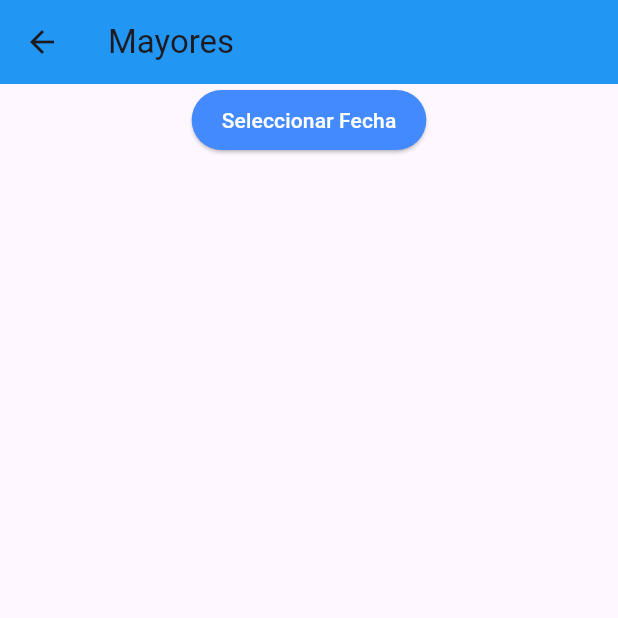
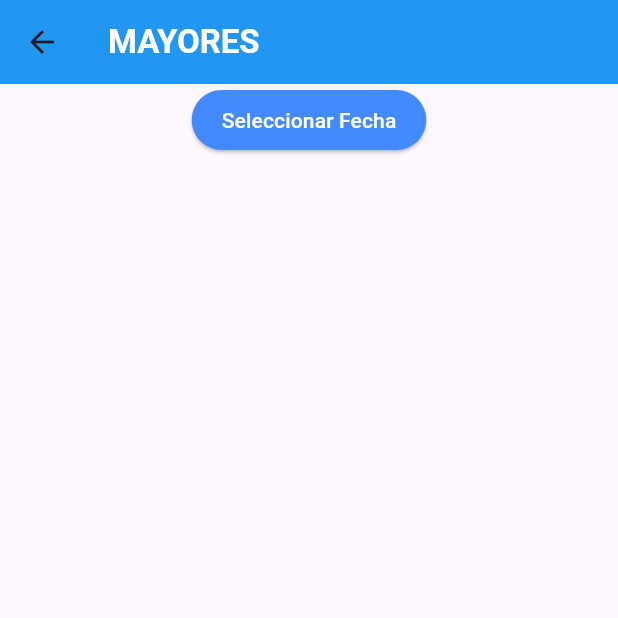
Before and after one commit to alvaroo611/alvaroo611.github.io, a Flutter app: the ConvivenciaScreen screen opened by its route, after a tap on "Mayores", on a phone screen of 412 x 824 dp, the top half of it. Run offline on Flutter 3.47's test engine with Material 3 defaults, Android fonts, the phone set to English and light mode, and no system bars; our stand-ins replace dio, firebase_auth, firebase_core, font_awesome_flutter, google_sign_in, logger and 1 more; accounts and stored records are empty; network calls fail.

Commit message:
funcionamiento del boton de seleccionar fecha en expulsados y diseño

```diff
--- a/lib/models/expulsados_response.dart
+++ b/lib/models/expulsados_response.dart
@@ -45,7 +45,6 @@ class Expulsado {
   factory Expulsado.fromJson(String str) => Expulsado.fromMap(json.decode(str));
 
   factory Expulsado.fromMap(Map<String, dynamic> json) {
-    print(json);
     return Expulsado(
       idAlumno: json["ALUMNO"] ?? "",  // Verifica que las claves coincidan
       curso: json["CURSO"] ?? "",
@@ -56,12 +55,7 @@ class Expulsado {
       tipoExpulsion: json["TIPO\nEXPULSIÓN"] ?? "",
       expulsionEntregada: json["EXPULSIÓN ENTREGADA"] == "TRUE",
       expulsionFirmada: json["EXPULSIÓN FIRMADA"] == "TRUE",
-      observaciones: json["OBSERVACIONES"] ?? "N/A",
+      observaciones: json["OBSERVACIONES"],
     );
   }
-
-  @override
-  String toString() {
-    return 'Alumno: $idAlumno, Curso: $curso, Fecha Inicio: $fecInic, Fecha Fin: $fecFin, Fecha Vuelta: $fecVuelta, Tipo Expulsión: $tipoExpulsion, Expulsión Entregada: $expulsionEntregada, Expulsión Firmada: $expulsionFirmada, Observaciones: ${observaciones ?? "N/A"}';
-  }
 }
--- a/lib/screens/convivencia/convivencia_screen.dart
+++ b/lib/screens/convivencia/convivencia_screen.dart
@@ -8,61 +8,158 @@ class ConvivenciaScreen extends StatelessWidget {
   Widget build(BuildContext context) {
     return Scaffold(
       appBar: AppBar(
-        title: const Text("CONVIVENCIA"),
+        leading: IconButton(
+          icon: const Icon(Icons.arrow_back),
+          onPressed: () {
+            Navigator.pop(context);
+          },
+        ),
+        backgroundColor: Colors.blue,
+        title: const Text(
+          "CONVIVENCIA",
+          style: TextStyle(
+            fontWeight: FontWeight.bold,
+            color: Colors.white,
+          ),
+        ),
       ),
       body: ListView(
         children: [
           GestureDetector(
             onTap: () => Navigator.pushNamed(context, "expulsados_screen"),
-            child: const Card(
-              child: ListTile(
-                leading: FaIcon(FontAwesomeIcons.boxes),
-                title: Text('Expulsados'),
+            child: Card(
+              elevation: 5,
+              shape: RoundedRectangleBorder(
+                borderRadius: BorderRadius.circular(15),
+              ),
+              child: const ListTile(
+                leading: FaIcon(
+                  FontAwesomeIcons.boxes,
+                  color: Color.fromARGB(255, 96, 153, 199),
+                ),
+                title: Text(
+                  'Expulsados',
+                  style: TextStyle(
+                    fontWeight: FontWeight.bold,
+                    fontSize: 18,
+                  ),
+                ),
+                trailing: Icon(Icons.arrow_forward_ios, color: Colors.blue),
               ),
             ),
           ),
           GestureDetector(
             onTap: () => Navigator.pushNamed(context, "mayores_screen"),
-            child: const Card(
-              child: ListTile(
-                leading: FaIcon(FontAwesomeIcons.peopleCarry),
-                title: Text('Mayores'),
+            child: Card(
+              elevation: 5,
+              shape: RoundedRectangleBorder(
+                borderRadius: BorderRadius.circular(15),
+              ),
+              child: const ListTile(
+                leading: FaIcon(
+                  FontAwesomeIcons.peopleCarry,
+                  color: Color.fromARGB(255, 96, 153, 199),
+                ),
+                title: Text(
+                  'Mayores',
+                  style: TextStyle(
+                    fontWeight: FontWeight.bold,
+                    fontSize: 18,
+                  ),
+                ),
+                trailing: Icon(Icons.arrow_forward_ios, color: Colors.blue),
               ),
             ),
           ),
           GestureDetector(
             onTap: () => Navigator.pushNamed(context, "comportamiento_alumno_screen"),
-            child: const Card(
-              child: ListTile(
-                leading: FaIcon(FontAwesomeIcons.peopleArrows),
-                title: Text('Comportamiento alumno'),
+            child: Card(
+              elevation: 5,
+              shape: RoundedRectangleBorder(
+                borderRadius: BorderRadius.circular(15),
+              ),
+              child: const ListTile(
+                leading: FaIcon(
+                  FontAwesomeIcons.peopleArrows,
+                  color: Color.fromARGB(255, 96, 153, 199),
+                ),
+                title: Text(
+                  'Comportamiento alumno',
+                  style: TextStyle(
+                    fontWeight: FontWeight.bold,
+                    fontSize: 18,
+                  ),
+                ),
+                trailing: Icon(Icons.arrow_forward_ios, color: Colors.blue),
               ),
             ),
           ),
           GestureDetector(
             onTap: () => Navigator.pushNamed(context, "reflexion_screen"),
-            child: const Card(
-              child: ListTile(
-                leading: FaIcon(FontAwesomeIcons.paperPlane),
-                title: Text('Reflexion'),
+            child: Card(
+              elevation: 5,
+              shape: RoundedRectangleBorder(
+                borderRadius: BorderRadius.circular(15),
+              ),
+              child: const ListTile(
+                leading: FaIcon(
+                  FontAwesomeIcons.paperPlane,
+                  color: Color.fromARGB(255, 96, 153, 199),
+                ),
+                title: Text(
+                  'Reflexion',
+                  style: TextStyle(
+                    fontWeight: FontWeight.bold,
+                    fontSize: 18,
+                  ),
+                ),
+                trailing: Icon(Icons.arrow_forward_ios, color: Colors.blue),
               ),
             ),
           ),
           GestureDetector(
             onTap: () => Navigator.pushNamed(context, "incidencia_telefono_screen"),
-            child: const Card(
-              child: ListTile(
-                leading: FaIcon(FontAwesomeIcons.phone),
-                title: Text('Incidencia telefono'),
+            child: Card(
+              elevation: 5,
+              shape: RoundedRectangleBorder(
+                borderRadius: BorderRadius.circular(15),
+              ),
+              child: const ListTile(
+                leading: FaIcon(
+                  FontAwesomeIcons.phone,
+                  color: Color.fromARGB(255, 96, 153, 199),
+                ),
+                title: Text(
+                  'Incidencia telefono',
+                  style: TextStyle(
+                    fontWeight: FontWeight.bold,
+                    fontSize: 18,
+                  ),
+                ),
+                trailing: Icon(Icons.arrow_forward_ios, color: Colors.blue),
               ),
             ),
           ),
           GestureDetector(
             onTap: () => Navigator.pushNamed(context, "carnet_screen"),
-            child: const Card(
-              child: ListTile(
-                leading: FaIcon(FontAwesomeIcons.idCard),
-                title: Text('Carnet'),
+            child: Card(
+              elevation: 5,
+              shape: RoundedRectangleBorder(
+                borderRadius: BorderRadius.circular(15),
+              ),
+              child: const ListTile(
+                leading: FaIcon(
+                  FontAwesomeIcons.idCard,
+                  color: Color.fromARGB(255, 96, 153, 199),
+                ),
+                title: Text(
+                  'Carnet',
+                  style: TextStyle(
+                    fontWeight: FontWeight.bold,
+                    fontSize: 18,
+                  ),
+                ),
+                trailing: Icon(Icons.arrow_forward_ios, color: Colors.blue),
               ),
             ),
           ),
--- a/lib/screens/convivencia/mayores_screen.dart
+++ b/lib/screens/convivencia/mayores_screen.dart
@@ -61,7 +61,13 @@ class _MayoresScreenState extends State<MayoresScreen> {
 
     return Scaffold(
       appBar: AppBar(
-        title: const Text('Mayores'),
+        title: const Text(
+          "MAYORES",
+          style: TextStyle(
+            fontWeight: FontWeight.bold,
+            color: Colors.white,
+          ),
+        ),
         backgroundColor: Colors.blue,
       ),
       body: Column(
--- a/lib/screens/convivencia/screen_expulsados.dart
+++ b/lib/screens/convivencia/screen_expulsados.dart
@@ -18,7 +18,13 @@ class _ExpulsadosScreenState extends State<ExpulsadosScreen> {
   Widget build(BuildContext context) {
     return Scaffold(
       appBar: AppBar(
-        title: const Text('Expulsados'),
+        title: const Text(
+          "EXPULSADOS",
+          style: TextStyle(
+            fontWeight: FontWeight.bold,
+            color: Colors.white,
+          ),
+        ),
         backgroundColor: Colors.blue,
       ),
       body: Consumer<ConvivenciaProvider>(
@@ -29,15 +35,19 @@ class _ExpulsadosScreenState extends State<ExpulsadosScreen> {
             return const Center(child: CircularProgressIndicator());
           }
 
-          List<Expulsado> listadoExpulsadosHoy = listadoExpulsados;
+          // Filtrar la lista para omitir los objetos cuyo `idAlumno` esté vacío
+          List<Expulsado> listadoExpulsadosFiltrados = listadoExpulsados.where((expulsado) {
+            return expulsado.idAlumno.trim().isNotEmpty;
+          }).toList();
 
+          // Filtrar por la fecha seleccionada, si existe
           if (selectedDate != null) {
-            listadoExpulsadosHoy = listadoExpulsadosHoy.where((expulsado) {
+            listadoExpulsadosFiltrados = listadoExpulsadosFiltrados.where((expulsado) {
               DateTime fecInic = _parseDate(expulsado.fecInic);
               DateTime fecFin = _parseDate(expulsado.fecFin);
-              return selectedDate!.isAtSameMomentAs(fecInic) ||
-                  selectedDate!.isAtSameMomentAs(fecFin) ||
-                  (selectedDate!.isAfter(fecInic) && selectedDate!.isBefore(fecFin));
+              // Comparar las fechas, incluyendo las fechas límite
+              return (selectedDate!.isAtSameMomentAs(fecInic) || selectedDate!.isAfter(fecInic)) &&
+                    (selectedDate!.isAtSameMomentAs(fecFin) || selectedDate!.isBefore(fecFin));
             }).toList();
           }
 
@@ -60,11 +70,10 @@ class _ExpulsadosScreenState extends State<ExpulsadosScreen> {
               ),
               Expanded(
                 child: ListView.builder(
-                  itemCount: listadoExpulsadosHoy.length,
+                  itemCount: listadoExpulsadosFiltrados.length,
                   itemBuilder: (BuildContext context, int index) {
-                    final expulsado = listadoExpulsadosHoy[index];
+                    final expulsado = listadoExpulsadosFiltrados[index];
 
-                    // Crear una lista de widgets para los campos que tienen valor
                     List<Widget> subtitleWidgets = [];
 
                     if (expulsado.curso.isNotEmpty) {
@@ -73,7 +82,7 @@ class _ExpulsadosScreenState extends State<ExpulsadosScreen> {
                     if (expulsado.tipoExpulsion.isNotEmpty) {
                       subtitleWidgets.add(Text('Tipo Expulsión: ${expulsado.tipoExpulsion}'));
                     }
-                    if (expulsado.observaciones != null && expulsado.observaciones != "N/A" && expulsado.observaciones!.isNotEmpty) {
+                    if (expulsado.observaciones != null && expulsado.observaciones!.isNotEmpty) {
                       subtitleWidgets.add(Text('Observaciones: ${expulsado.observaciones}'));
                     }
 
@@ -99,9 +108,9 @@ class _ExpulsadosScreenState extends State<ExpulsadosScreen> {
                                 if (!expulsado.expulsionEntregada)
                                   const Text('Expulsión Entregada: No'),
                                 if (expulsado.expulsionFirmada)
-                                  const Text('Expulsión Firmada: Sí'),
+                                  const Text(' Expulsión Firmada: Sí'),
                                 if (!expulsado.expulsionFirmada)
-                                  const Text('Expulsión Firmada: No'),
+                                  const Text(' Expulsión Firmada: No'),
                               ],
                             ),
                             ...subtitleWidgets,
@@ -128,12 +137,7 @@ class _ExpulsadosScreenState extends State<ExpulsadosScreen> {
     );
   }
 
-  // Función para convertir las fechas con guion o barra en un formato DateTime estándar
-  DateTime _parseDate(String date) {
-    String formattedDate = date.replaceAll('/', '-');
-    return DateTime.parse(formattedDate);
-  }
-
+  // Método para seleccionar la fecha
   Future<void> _selectDate(BuildContext context) async {
     final DateTime now = DateTime.now();
     final DateTime initialDate = selectedDate ?? now;
@@ -150,4 +154,23 @@ class _ExpulsadosScreenState extends State<ExpulsadosScreen> {
       });
     }
   }
+
+  // Método para parsear las fechas con diferentes formatos
+  DateTime _parseDate(String date) {
+  String formattedDate = date.replaceAll('/', '-');
+
+  List<String> dateParts = formattedDate.split('-');
+  if (dateParts.length == 3) {
+    // Verificar si el año tiene solo dos dígitos y agregar "20" al principio
+    if (dateParts[2].length == 2) {
+      dateParts[2] = '20${dateParts[2]}';
+    }
+
+    formattedDate = dateParts.join('-');
+      DateFormat format = DateFormat('dd-MM-yyyy');
+      return format.parseStrict(formattedDate);
+  }
+    throw FormatException("Formato de fecha no válido: $date");
+  }
+
 }
```
